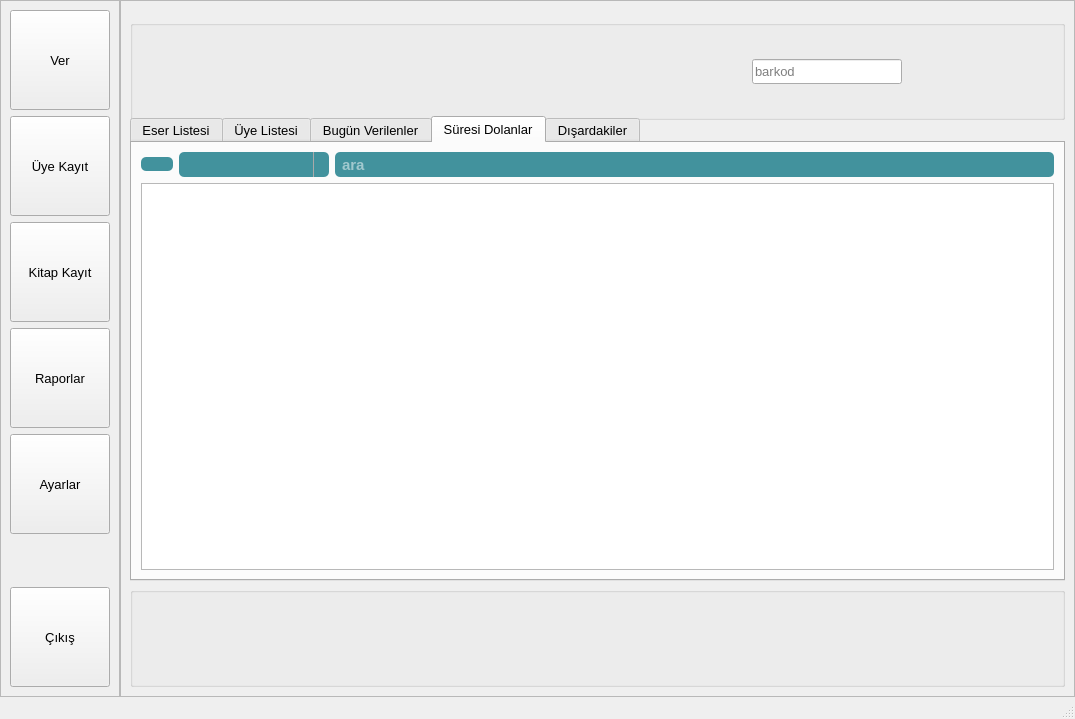
Old version of the form ui/anasayfa2.ui in the repository mseroglu/kutuphaneOtomasyon.
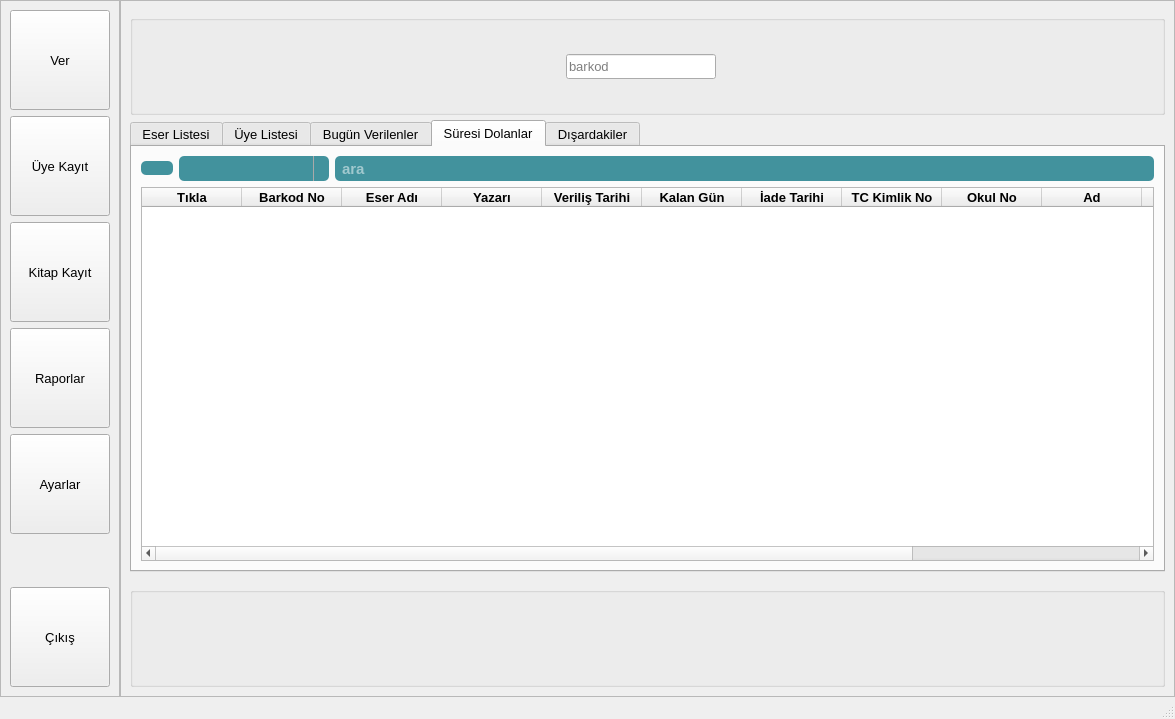
New version of the form. The open tabs and pages were chosen to show the change. Icons and pictures are not drawn.

Patch:
```diff
--- a/ui/anasayfa2.ui
+++ b/ui/anasayfa2.ui
@@ -6,7 +6,7 @@
    <rect>
     <x>0</x>
     <y>0</y>
-    <width>1075</width>
+    <width>1175</width>
     <height>719</height>
    </rect>
   </property>
@@ -238,6 +238,12 @@
        <enum>QFrame::Raised</enum>
       </property>
       <layout class="QVBoxLayout" name="verticalLayout">
+       <property name="spacing">
+        <number>15</number>
+       </property>
+       <property name="topMargin">
+        <number>4</number>
+       </property>
        <item>
         <widget class="QGroupBox" name="groupBox_header">
          <property name="minimumSize">
@@ -342,28 +348,6 @@
             </property>
            </spacer>
           </item>
-          <item>
-           <spacer name="horizontalSpacer_6">
-            <property name="font">
-             <font>
-              <family>Tahoma</family>
-              <pointsize>10</pointsize>
-             </font>
-            </property>
-            <property name="orientation">
-             <enum>Qt::Horizontal</enum>
-            </property>
-            <property name="sizeType">
-             <enum>QSizePolicy::Preferred</enum>
-            </property>
-            <property name="sizeHint" stdset="0">
-             <size>
-              <width>40</width>
-              <height>20</height>
-             </size>
-            </property>
-           </spacer>
-          </item>
           <item>
            <layout class="QHBoxLayout" name="horizontalLayout_4">
             <property name="leftMargin">
@@ -442,6 +426,19 @@
             </item>
            </layout>
           </item>
+          <item>
+           <spacer name="horizontalSpacer_2">
+            <property name="orientation">
+             <enum>Qt::Horizontal</enum>
+            </property>
+            <property name="sizeHint" stdset="0">
+             <size>
+              <width>40</width>
+              <height>20</height>
+             </size>
+            </property>
+           </spacer>
+          </item>
           <item>
            <widget class="QLabel" name="label_logo">
             <property name="maximumSize">
@@ -1033,6 +1030,256 @@
              <attribute name="verticalHeaderMinimumSectionSize">
               <number>30</number>
              </attribute>
+             <column>
+              <property name="text">
+               <string>Tıkla</string>
+              </property>
+              <property name="font">
+               <font>
+                <pointsize>10</pointsize>
+                <weight>75</weight>
+                <bold>true</bold>
+               </font>
+              </property>
+              <property name="background">
+               <color>
+                <red>170</red>
+                <green>170</green>
+                <blue>255</blue>
+               </color>
+              </property>
+             </column>
+             <column>
+              <property name="text">
+               <string>Barkod No</string>
+              </property>
+              <property name="font">
+               <font>
+                <pointsize>10</pointsize>
+                <weight>75</weight>
+                <bold>true</bold>
+               </font>
+              </property>
+              <property name="background">
+               <color>
+                <red>255</red>
+                <green>170</green>
+                <blue>255</blue>
+               </color>
+              </property>
+             </column>
+             <column>
+              <property name="text">
+               <string>Eser Adı</string>
+              </property>
+              <property name="font">
+               <font>
+                <pointsize>10</pointsize>
+                <weight>75</weight>
+                <bold>true</bold>
+               </font>
+              </property>
+              <property name="background">
+               <color>
+                <red>255</red>
+                <green>170</green>
+                <blue>255</blue>
+               </color>
+              </property>
+             </column>
+             <column>
+              <property name="text">
+               <string>Yazarı</string>
+              </property>
+              <property name="font">
+               <font>
+                <pointsize>10</pointsize>
+                <weight>75</weight>
+                <bold>true</bold>
+               </font>
+              </property>
+              <property name="background">
+               <color>
+                <red>255</red>
+                <green>170</green>
+                <blue>255</blue>
+               </color>
+              </property>
+             </column>
+             <column>
+              <property name="text">
+               <string>Veriliş Tarihi</string>
+              </property>
+              <property name="font">
+               <font>
+                <pointsize>10</pointsize>
+                <weight>75</weight>
+                <bold>true</bold>
+               </font>
+              </property>
+              <property name="background">
+               <color>
+                <red>170</red>
+                <green>255</green>
+                <blue>127</blue>
+               </color>
+              </property>
+             </column>
+             <column>
+              <property name="text">
+               <string>Kalan Gün</string>
+              </property>
+              <property name="font">
+               <font>
+                <pointsize>10</pointsize>
+                <weight>75</weight>
+                <bold>true</bold>
+               </font>
+              </property>
+              <property name="background">
+               <color>
+                <red>170</red>
+                <green>255</green>
+                <blue>127</blue>
+               </color>
+              </property>
+             </column>
+             <column>
+              <property name="text">
+               <string>İade Tarihi</string>
+              </property>
+              <property name="font">
+               <font>
+                <pointsize>10</pointsize>
+                <weight>75</weight>
+                <bold>true</bold>
+               </font>
+              </property>
+              <property name="background">
+               <color>
+                <red>170</red>
+                <green>255</green>
+                <blue>127</blue>
+               </color>
+              </property>
+             </column>
+             <column>
+              <property name="text">
+               <string>TC Kimlik No</string>
+              </property>
+              <property name="font">
+               <font>
+                <pointsize>10</pointsize>
+                <weight>75</weight>
+                <bold>true</bold>
+               </font>
+              </property>
+              <property name="textAlignment">
+               <set>AlignCenter</set>
+              </property>
+              <property name="background">
+               <color>
+                <red>170</red>
+                <green>255</green>
+                <blue>255</blue>
+               </color>
+              </property>
+             </column>
+             <column>
+              <property name="text">
+               <string>Okul No</string>
+              </property>
+              <property name="font">
+               <font>
+                <pointsize>10</pointsize>
+                <weight>75</weight>
+                <bold>true</bold>
+               </font>
+              </property>
+              <property name="background">
+               <color>
+                <red>170</red>
+                <green>255</green>
+                <blue>255</blue>
+               </color>
+              </property>
+             </column>
+             <column>
+              <property name="text">
+               <string>Ad</string>
+              </property>
+              <property name="font">
+               <font>
+                <pointsize>10</pointsize>
+                <weight>75</weight>
+                <bold>true</bold>
+               </font>
+              </property>
+              <property name="background">
+               <color>
+                <red>170</red>
+                <green>255</green>
+                <blue>255</blue>
+               </color>
+              </property>
+             </column>
+             <column>
+              <property name="text">
+               <string>Soyad</string>
+              </property>
+              <property name="font">
+               <font>
+                <pointsize>10</pointsize>
+                <weight>75</weight>
+                <bold>true</bold>
+               </font>
+              </property>
+              <property name="background">
+               <color>
+                <red>170</red>
+                <green>255</green>
+                <blue>255</blue>
+               </color>
+              </property>
+             </column>
+             <column>
+              <property name="text">
+               <string>Sınıf</string>
+              </property>
+              <property name="font">
+               <font>
+                <pointsize>10</pointsize>
+                <weight>75</weight>
+                <bold>true</bold>
+               </font>
+              </property>
+              <property name="background">
+               <color>
+                <red>170</red>
+                <green>255</green>
+                <blue>255</blue>
+               </color>
+              </property>
+             </column>
+             <column>
+              <property name="text">
+               <string>Şube</string>
+              </property>
+              <property name="font">
+               <font>
+                <pointsize>10</pointsize>
+                <weight>75</weight>
+                <bold>true</bold>
+               </font>
+              </property>
+              <property name="background">
+               <color>
+                <red>170</red>
+                <green>255</green>
+                <blue>255</blue>
+               </color>
+              </property>
+             </column>
             </widget>
            </item>
           </layout>
```
Left out of the diff: 734 changed lines with no effect on the pictures.
